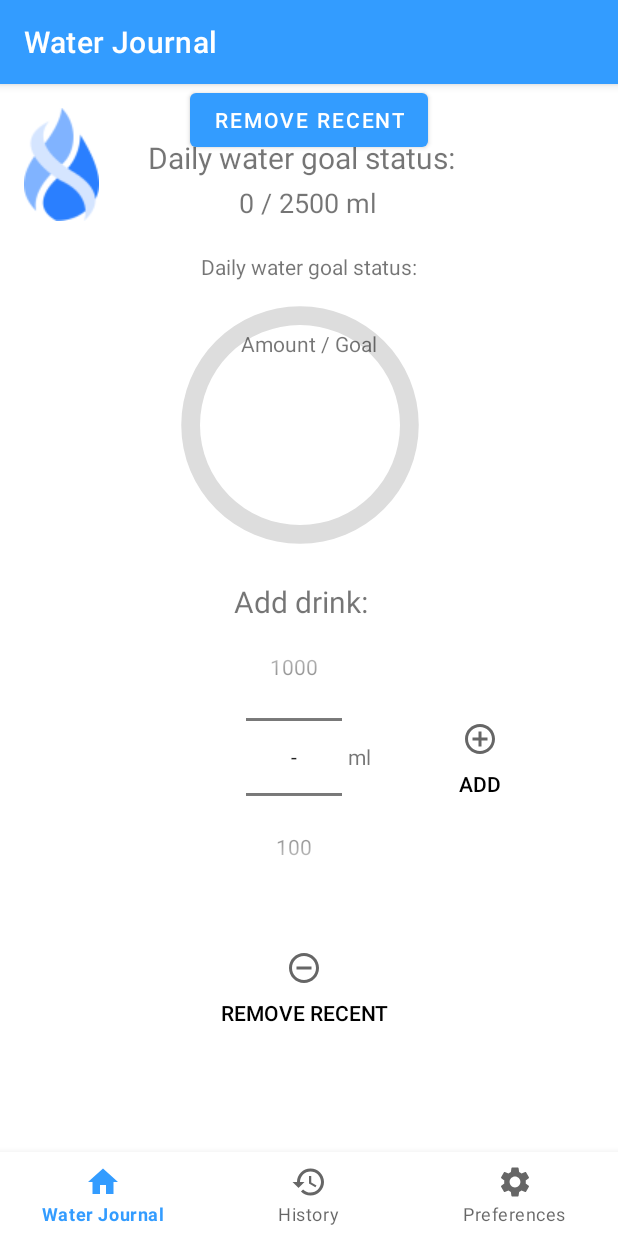
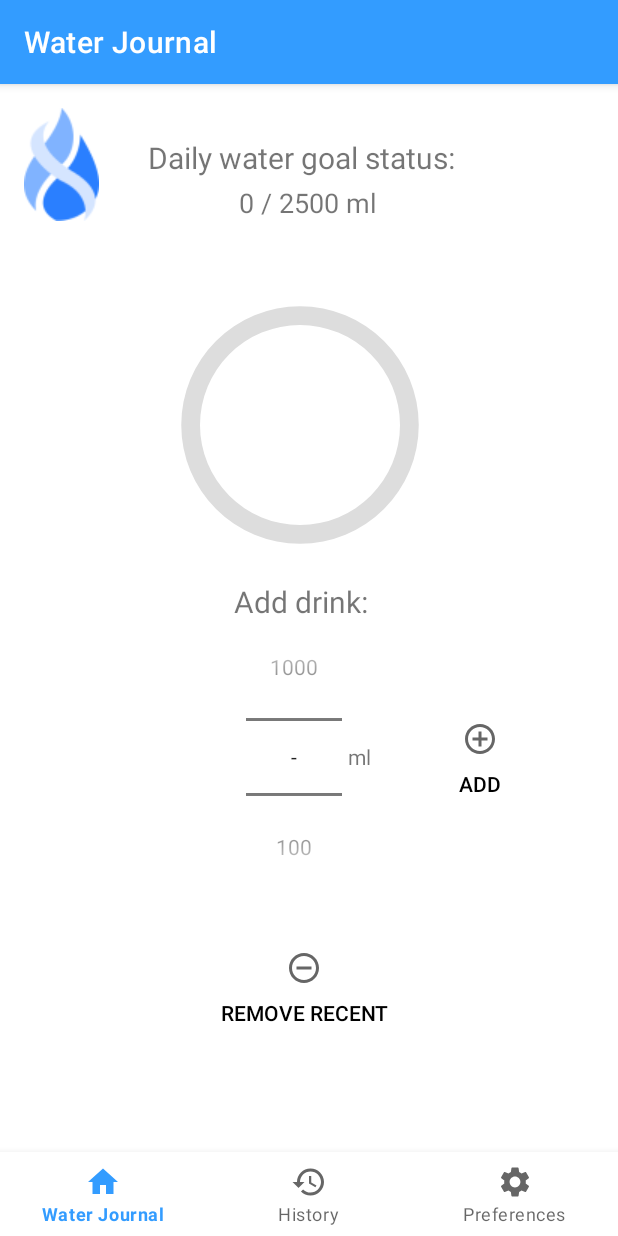
Before and after one commit to saabismi/waterjournal, an Android app: the MainActivity screen opened directly, with no data from a screen before it, on a phone screen of 412 x 824 dp. Run offline under Robolectric (Android 15) with nearby library versions, the phone set to English and light mode, and no system bars; our stand-ins replace navigation-ui.

Commit message:
removed old elements from main activity xml file

```diff
--- a/app/src/main/res/layout/activity_main.xml
+++ b/app/src/main/res/layout/activity_main.xml
@@ -30,35 +30,4 @@
         app:layout_constraintTop_toTopOf="parent"
         app:navGraph="@navigation/mobile_navigation" />
 
-    <TextView
-        android:id="@+id/textDailyGoal"
-        android:layout_width="wrap_content"
-        android:layout_height="wrap_content"
-        android:text="@string/text_daily_goal"
-        app:layout_constraintBottom_toBottomOf="parent"
-        app:layout_constraintEnd_toEndOf="parent"
-        app:layout_constraintStart_toStartOf="parent"
-        app:layout_constraintTop_toTopOf="parent"
-        app:layout_constraintVertical_bias="0.15" />
-
-    <TextView
-        android:id="@+id/textAmountGoal"
-        android:layout_width="wrap_content"
-        android:layout_height="wrap_content"
-        android:layout_marginTop="32dp"
-        android:text="@string/text_amount_goal"
-        app:layout_constraintEnd_toEndOf="parent"
-        app:layout_constraintStart_toStartOf="parent"
-        app:layout_constraintTop_toBottomOf="@+id/textDailyGoal" />
-
-    <Button
-        android:id="@+id/buttonRemoveResent"
-        android:layout_width="wrap_content"
-        android:layout_height="wrap_content"
-        android:layout_marginTop="16dp"
-        android:text="@string/button_remove_resent"
-        app:layout_constraintEnd_toEndOf="parent"
-        app:layout_constraintStart_toStartOf="parent"
-        app:layout_constraintTop_toBottomOf="@+id/buttonAddDrink" />
-
 </androidx.constraintlayout.widget.ConstraintLayout>
```
